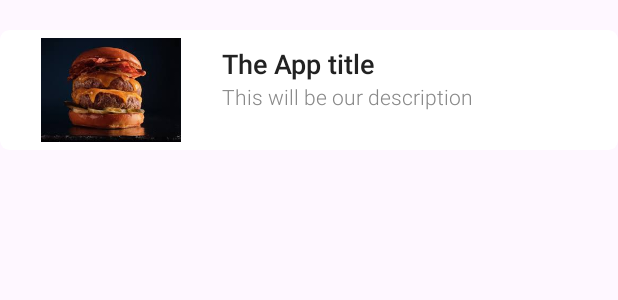
After one commit to BittorTelletxea/Android, an Android app: the layout recicler_activity.xml on its own in the app's theme, with its tools: preview values and no code run, on a phone screen of 412 x 824 dp. The commit adds this screen. Shown: the top 300 px of the screen. Run offline under Robolectric (Android 15) with nearby library versions, the phone set to English and light mode, and no system bars.

Commit message:
Recicled views

```diff
--- a/Hungry_developer/app/src/main/res/layout/activity_main.xml
+++ b/Hungry_developer/app/src/main/res/layout/activity_main.xml
@@ -6,6 +6,8 @@
     android:layout_width="match_parent"
     android:layout_height="match_parent"
     tools:context=".MainActivity">
+
+
 
 
     <LinearLayout
--- a/Hungry_developer/app/src/main/res/layout/startes_activity.xml
+++ b/Hungry_developer/app/src/main/res/layout/startes_activity.xml
@@ -10,5 +10,6 @@
         android:layout_width="wrap_content"
         android:layout_height="wrap_content"
         tools:ignore="MissingConstraints"
+
         />
 </androidx.constraintlayout.widget.ConstraintLayout>
--- a/VinsAndroidProject/app/src/main/java/com/example/vinsandroidproject/MainActivity.java
+++ b/VinsAndroidProject/app/src/main/java/com/example/vinsandroidproject/MainActivity.java
@@ -20,9 +20,9 @@ public class MainActivity extends AppCompatActivity {
 
         Project[] projects = {
                 new Project("The App Title", "This will be our description of the project", 5),
-                new Project("The App Title", "This will be our description of the project", 5),
-                new Project("The App Title", "This will be our description of the project", 5),
-                new Project("The App Title", "This will be our description of the project", 5),
+                new Project("The App Title2", "This will be our description of the project2", 5),
+                new Project("The App Title3", "This will be our description of the project3", 5),
+                new Project("The App Title4", "This will be our description of the project4", 5),
 
         };
 
--- a/VinsAndroidProject/app/src/main/res/layout/activity_main.xml
+++ b/VinsAndroidProject/app/src/main/res/layout/activity_main.xml
@@ -7,52 +7,68 @@
     android:layout_height="match_parent"
     tools:context=".MainActivity">
 
+
+
+        <RelativeLayout
+
+            android:layout_width="match_parent"
+            android:layout_height="100dp"
+            android:paddingTop="20dp"
+            tools:ignore="MissingConstraints">
             <androidx.cardview.widget.CardView
                 android:id="@+id/card"
                 android:layout_width="match_parent"
                 android:layout_height="wrap_content"
-        tools:layout_editor_absoluteX="0dp"
-        tools:layout_editor_absoluteY="-9dp"
+                app:cardCornerRadius="6dp"
+                app:cardElevation="0dp"
                 tools:ignore="MissingConstraints">
 
                 <LinearLayout
-
                     android:layout_width="match_parent"
-            android:layout_height="100dp"
+                    android:layout_height="match_parent"
                     android:orientation="horizontal">
 
             <ImageView
                 android:id="@+id/imageView"
-                android:layout_width="138dp"
-                android:padding="15sp"
+                android:layout_width="148dp"
+                android:padding="5sp"
                 android:layout_height="match_parent"
                 app:srcCompat="@drawable/hamburguesa" />
 
             <LinearLayout
-                android:layout_width="match_parent"
-                android:layout_height="wrap_content"
-                android:orientation="vertical">
+                android:layout_width="wrap_content"
+                android:layout_height="match_parent"
+                android:orientation="vertical"
+                >
             <TextView
                 android:layout_width="match_parent"
                 android:layout_height="wrap_content"
                 android:text="The App title"
+                android:textSize="18sp"
+                android:fontFamily="sans-serif-medium"
+                android:textColor="#222222"
                 app:layout_constraintBottom_toBottomOf="parent"
                 app:layout_constraintEnd_toEndOf="parent"
-                android:layout_marginTop="20dp"
+                android:layout_marginTop="10dp"
                 app:layout_constraintStart_toStartOf="parent"
                 app:layout_constraintTop_toTopOf="parent" />
 
             <TextView
                 android:layout_width="match_parent"
                 android:layout_height="wrap_content"
-                android:text="This will be our description of the project"
+                android:text="This will be our description "
+                android:textSize="14sp"
+                android:fontFamily="sans-serif-light"
+                android:textColor="#888888"
                 app:layout_constraintBottom_toBottomOf="parent"
                 app:layout_constraintEnd_toEndOf="parent"
                 app:layout_constraintStart_toStartOf="parent"
                 app:layout_constraintTop_toTopOf="parent" />
             </LinearLayout>
                 </LinearLayout>
+            </androidx.cardview.widget.CardView>
+
+        </RelativeLayout>
 
 
-    </androidx.cardview.widget.CardView>
 </androidx.constraintlayout.widget.ConstraintLayout>
--- /dev/null
+++ b/VinsAndroidProject/app/src/main/res/layout/recicler_activity.xml
@@ -0,0 +1,10 @@
+<?xml version="1.0" encoding="utf-8"?>
+<androidx.recyclerview.widget.RecyclerView xmlns:android="http://schemas.android.com/apk/res/android"
+    android:layout_width="match_parent"
+    android:layout_height="match_parent"
+    xmlns:tools="http://schemas.android.com/tools"
+    xmlns:app="http://schemas.android.com/apk/res-auto"
+    tools:listitem="@layout/activity_main"
+    app:layoutManager="androidx.recyclerview.widget.LinearLayoutManager">
+
+</androidx.recyclerview.widget.RecyclerView>
```
Lines whose indentation alone changed are shown as unchanged.
